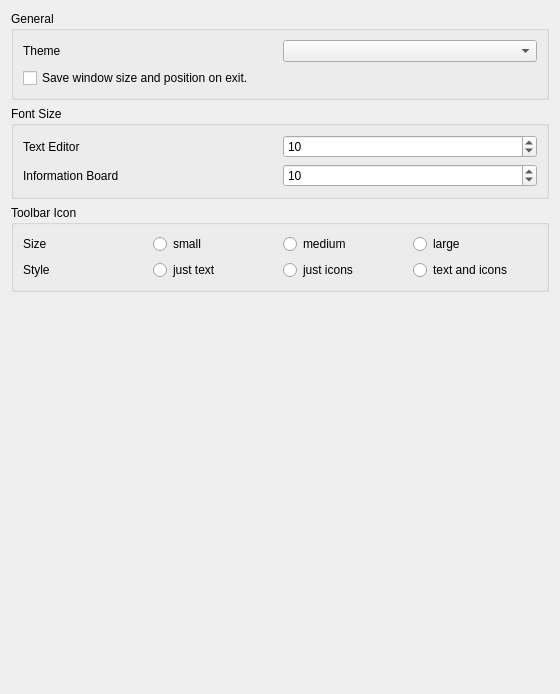
The window that ui/AppearanceSettings.ui (saturneric/GpgFrontend) describes before a commit, drawn with Qt 5.
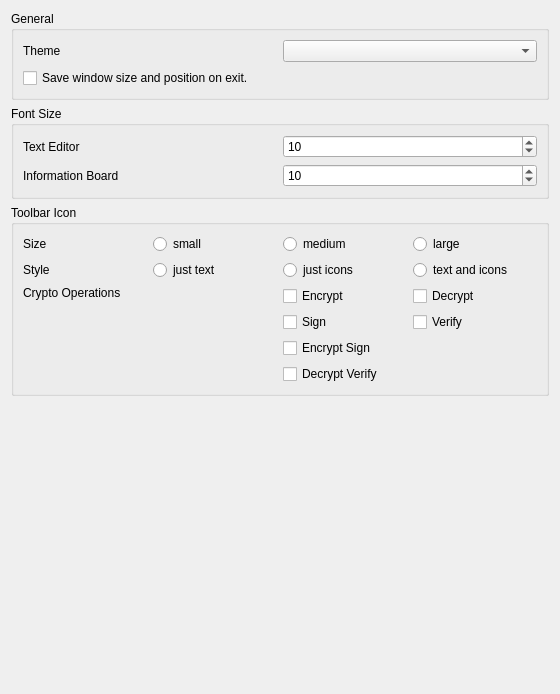
The same window after the commit.

Commit message: feat: users can choose which crypto tool bar buttons are displayed

```diff
--- a/ui/AppearanceSettings.ui
+++ b/ui/AppearanceSettings.ui
@@ -173,6 +173,75 @@
           </item>
          </layout>
         </item>
+        <item row="2" column="0">
+         <layout class="QHBoxLayout" name="horizontalLayout_6">
+          <item>
+           <widget class="QLabel" name="label">
+            <property name="sizePolicy">
+             <sizepolicy hsizetype="Preferred" vsizetype="Preferred">
+              <horstretch>0</horstretch>
+              <verstretch>0</verstretch>
+             </sizepolicy>
+            </property>
+            <property name="text">
+             <string>Crypto Operations</string>
+            </property>
+            <property name="alignment">
+             <set>Qt::AlignmentFlag::AlignLeading|Qt::AlignmentFlag::AlignLeft|Qt::AlignmentFlag::AlignTop</set>
+            </property>
+           </widget>
+          </item>
+          <item>
+           <layout class="QGridLayout" name="gridLayout_3" rowstretch="0,0,0,0,0,0,0" columnstretch="0,0" rowminimumheight="0,0,0,0,0,0,0">
+            <property name="sizeConstraint">
+             <enum>QLayout::SizeConstraint::SetDefaultConstraint</enum>
+            </property>
+            <item row="3" column="1">
+             <widget class="QCheckBox" name="verifyCheckBox">
+              <property name="text">
+               <string>Verify</string>
+              </property>
+             </widget>
+            </item>
+            <item row="6" column="0" colspan="2">
+             <widget class="QCheckBox" name="decrVerifyCheckBox">
+              <property name="text">
+               <string>Decrypt Verify</string>
+              </property>
+             </widget>
+            </item>
+            <item row="5" column="0" colspan="2">
+             <widget class="QCheckBox" name="encrSignCheckBox">
+              <property name="text">
+               <string>Encrypt Sign</string>
+              </property>
+             </widget>
+            </item>
+            <item row="0" column="0">
+             <widget class="QCheckBox" name="encrCheckBox">
+              <property name="text">
+               <string>Encrypt</string>
+              </property>
+             </widget>
+            </item>
+            <item row="3" column="0">
+             <widget class="QCheckBox" name="signCheckBox">
+              <property name="text">
+               <string>Sign</string>
+              </property>
+             </widget>
+            </item>
+            <item row="0" column="1">
+             <widget class="QCheckBox" name="decrCheckBox">
+              <property name="text">
+               <string>Decrypt</string>
+              </property>
+             </widget>
+            </item>
+           </layout>
+          </item>
+         </layout>
+        </item>
        </layout>
       </widget>
      </item>
```
Left out of the diff: 2 changed lines with no effect on the pictures. The commit also changes 10 other files.
